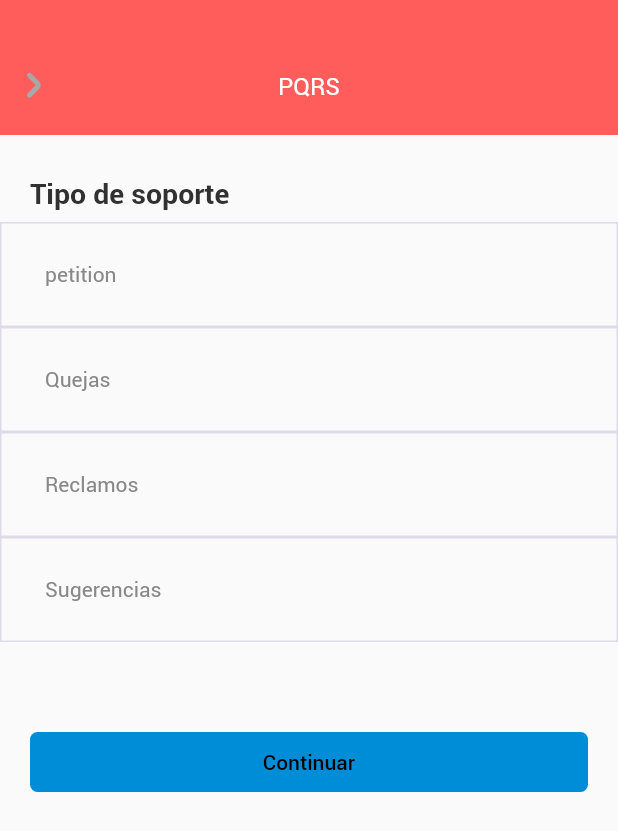
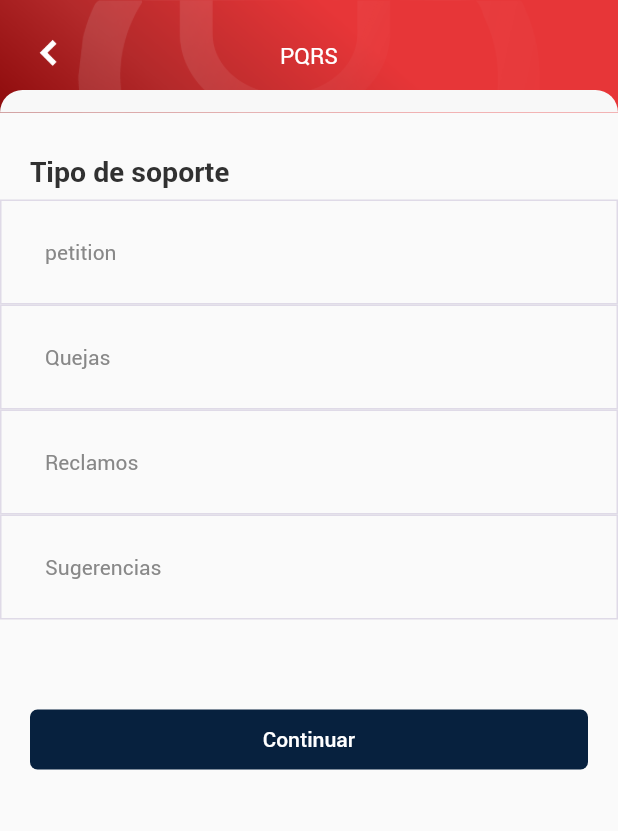
Before and after one commit to lmenamobile/pammi-client, a Flutter app: the CreatePqrs screen opened directly, after a tap on "Tipo de soporte", on a phone screen of 412 x 824 dp. Shown: the top 831 px of the screen. Run offline on Flutter 3.47's test engine with Material 2 defaults, Android fonts, the phone set to English and light mode, and no system bars; our stand-ins replace animate_do, another_flushbar, carousel_slider, connectivity, dots_indicator, file_picker and 29 more; missing offline and left inert: encrypt, flutter_login_facebook, google_maps_webservice, mime_type, spring_button; accounts and stored records are empty; network calls fail.

Commit message:
add pqrs

```diff
--- a/lib/src/UI/MenuLeft/SectionsMenu/CustomerService/contactPage.dart
+++ b/lib/src/UI/MenuLeft/SectionsMenu/CustomerService/contactPage.dart
@@ -32,7 +32,7 @@ class ContactPage extends StatelessWidget {
       body: Container(
         color: CustomColors.whiteBackGround,
         width: double.infinity,
-        child: _body(context),
+        child: SafeArea(child: _body(context)),
       ),
     );
   }
@@ -40,7 +40,9 @@ class ContactPage extends StatelessWidget {
   Widget _body(BuildContext context) {
     return Column(
       children: [
-        simpleHeader(context, _childHeader(context)),
+        //simpleHeader(context, _childHeader(context)),
+        titleBar(Strings.contactUs, "ic_back.png",
+                () => Navigator.pop(context)),
         Expanded(
           child: SingleChildScrollView(
             child: Column(
--- a/lib/src/UI/MenuLeft/SectionsMenu/CustomerService/pqrs/createPqrs.dart
+++ b/lib/src/UI/MenuLeft/SectionsMenu/CustomerService/pqrs/createPqrs.dart
@@ -31,7 +31,7 @@ class _CreatePqrsState extends State<CreatePqrs> {
   Widget build(BuildContext context) {
     pqrsProvider = Provider.of<PQRSProvider>(context);
     return Scaffold(
-      body: _body(context),
+      body: SafeArea(child: _body(context)),
     );
   }
 
@@ -47,7 +47,8 @@ class _CreatePqrsState extends State<CreatePqrs> {
             )),
         Column(
           children: [
-            simpleHeaderComplete(context,Strings.pqrs),
+            titleBar(Strings.pqrs, "ic_back.png",
+                    () => Navigator.pop(context)),
             Expanded(
               child: SingleChildScrollView(
                 padding: EdgeInsets.symmetric(horizontal: 20,vertical: 20),
@@ -143,7 +144,7 @@ class _CreatePqrsState extends State<CreatePqrs> {
                       ],
                     ),
                     SizedBox(height: 24),
-                    btnCustom(double.infinity, "Crear", CustomColors.blue, Colors.white, _createPQRS),
+                    btnCustom(double.infinity, Strings.create, CustomColors.blueSplash, Colors.white, _createPQRS),
                     SizedBox(height: 20),
                   ],
                 ),
--- a/lib/src/UI/MenuLeft/SectionsMenu/CustomerService/pqrs/detailPqrs.dart
+++ b/lib/src/UI/MenuLeft/SectionsMenu/CustomerService/pqrs/detailPqrs.dart
@@ -2,6 +2,7 @@ import 'package:flutter/material.dart';
 import 'package:wawamko/src/Models/Pqrs/response_pqrs.dart';
 import 'package:wawamko/src/Utils/Strings.dart';
 import 'package:wawamko/src/Utils/colors.dart';
+import 'package:wawamko/src/Widgets/WidgetsGeneric.dart';
 import 'package:wawamko/src/Widgets/widgets.dart';
 
 
@@ -20,7 +21,7 @@ class _DetailPqrsState extends State<DetailPqrs> {
   @override
   Widget build(BuildContext context) {
     return Scaffold(
-      body: _body(context),
+      body: SafeArea(child: _body(context)),
     );
   }
 
@@ -28,7 +29,8 @@ class _DetailPqrsState extends State<DetailPqrs> {
 
     return Column(
       children: [
-        simpleHeaderComplete(context, Strings.pqrs),
+        titleBar(Strings.pqrs, "ic_back.png",
+                () => Navigator.pop(context)),
         Container(
           width: double.infinity,
           padding: EdgeInsets.symmetric(horizontal: 20,vertical: 30),
--- a/lib/src/UI/MenuLeft/SectionsMenu/CustomerService/pqrs/listTypeSupport.dart
+++ b/lib/src/UI/MenuLeft/SectionsMenu/CustomerService/pqrs/listTypeSupport.dart
@@ -32,7 +32,7 @@ class _ListTypeSupportPageState extends State<ListTypeSupportPage> {
   @override
   Widget build(BuildContext context) {
     return Scaffold(
-      body: _body(context),
+      body: SafeArea(child: _body(context)),
     );
   }
 
@@ -40,7 +40,8 @@ class _ListTypeSupportPageState extends State<ListTypeSupportPage> {
     pqrsProvider = Provider.of<PQRSProvider>(context);
     return Column(
       children: [
-        simpleHeaderComplete(context, Strings.pqrs),
+        titleBar(Strings.pqrs, "ic_back.png",
+                () => Navigator.pop(context)),
         SizedBox(height: 20),
         Expanded(
           child: SingleChildScrollView(
@@ -69,7 +70,7 @@ class _ListTypeSupportPageState extends State<ListTypeSupportPage> {
                 SizedBox(height: 60),
                 Padding(
                   padding: const EdgeInsets.symmetric(horizontal: 20),
-                  child: btnCustom(double.infinity, "Continuar", CustomColors.blue, Colors.black, _continueSelectTypeSupport)
+                  child: btnCustom(double.infinity,Strings.continue1, CustomColors.blueSplash, Colors.white, _continueSelectTypeSupport)
                 ),
                 SizedBox(height: 40),
 
--- a/lib/src/Utils/Strings.dart
+++ b/lib/src/Utils/Strings.dart
@@ -481,6 +481,7 @@ class Strings {
   static const String ID = 'ID';
   static const String noApplyClaim = 'No aplica reclamo';
   static const String image = 'Imagen';
+  static const String continue1 = 'Continuar';
   static const String guideDevolution = 'Guía de devolución';
   static const String textGuideDevolution = 'En los próximos días se generará una guía de devolución. Podrás encontrarla en esta sección y/o en tu correo para continuar con el proceso de devolución.';
   static const String messageClaimStatusNotCompleted = 'El reclamo solo puede hacerse cuando el estado del pedido sea entregado';
```
Also changed, not shown: lib/src/UI/MenuLeft/SectionsMenu/CustomerService/pqrs/pqrs.dart (+6 -4 lines), lib/src/UI/MenuLeft/SectionsMenu/CustomerService/subtheme_response.dart (+7 -4 lines), lib/src/UI/MenuLeft/SectionsMenu/CustomerService/subthemes_questions.dart (+11 -38 lines), lib/src/Utils/utils.dart (+6 -2 lines).
